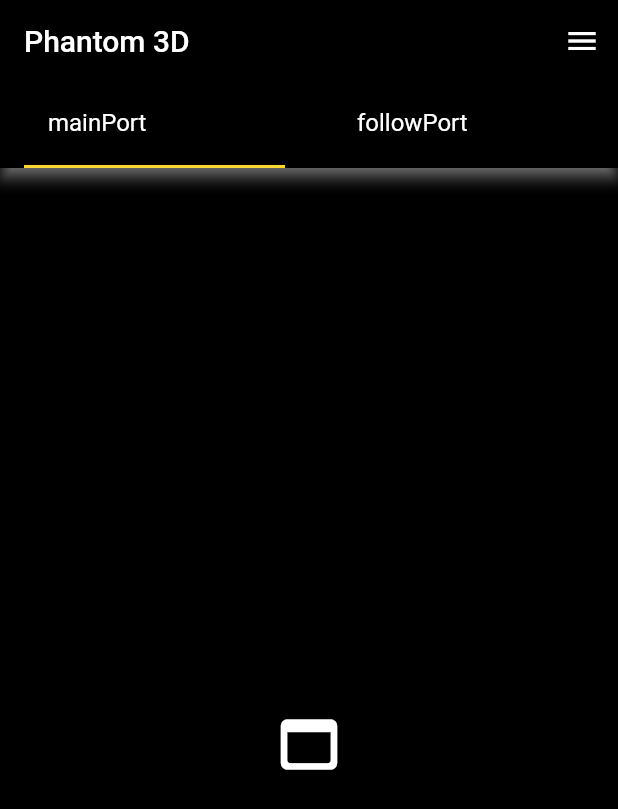
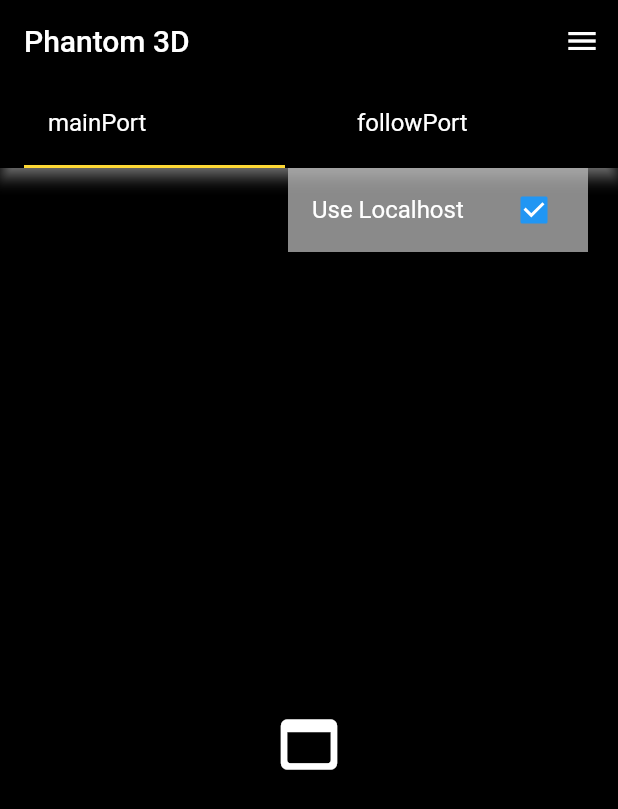
Before and after one commit to vshashi01/phantom3D, a Flutter app: the screen it shows after launch, after a tap on the "web asset" icon, on a phone screen of 412 x 824 dp. Shown: the top 809 px of the screen. Run offline on Flutter 3.47's test engine with Material 2 defaults, Android fonts, the phone set to English and light mode, and no system bars; our stand-ins replace bloc, dio, equatable, file_picker, flutter_bloc; missing offline and left inert: draggable_widget, filepicker_windows, flutter_simple_treeview, flutter_webrtc; network calls fail.

Commit message:
Build with latest master and option to enable localhost

```diff
--- a/lib/bloc/viewport_rendering/viewportrendering_cubit.dart
+++ b/lib/bloc/viewport_rendering/viewportrendering_cubit.dart
@@ -45,10 +45,17 @@
     return _isRenderStreamConnected;
   }
 
-  final connectHost = "ws://localhost:8000/webg3n?h=800&w=1000";
-  Future connect() async {
+  final localHost = "ws://localhost:8000/webg3n?h=800&w=1000";
+  final connectHost = "ws://35.247.177.137:8000/webg3n?h=800&w=1000";
+  Future connect(bool useLocalHost) async {
     try {
-      _renderingSocket = getConnection(connectHost);
+      var host = connectHost;
+
+      if (useLocalHost) {
+        host = localHost;
+      }
+
+      _renderingSocket = getConnection(host);
       _renderingSocket.sink.add(GetUUID().toString());
 
       _renderStreamListener = _renderingSocket.stream.listen((message) {
@@ -252,8 +259,10 @@
       _updateRenderStreamState(false);
     };
 
+    // _peerConnectionSocket =
+    //     getConnection('ws://localhost:8000/rtcwebg3n?uuid=$uuid');
     _peerConnectionSocket =
-        getConnection('ws://localhost:8000/rtcwebg3n?uuid=$uuid');
+        getConnection('ws://35.247.177.137:8000/rtcwebg3n?uuid=$uuid');
     _peerConnectionSocket?.stream?.listen((raw) async {
       Map<String, dynamic> msg = jsonDecode(raw);
 
--- a/lib/widgets/main_viewport_scene_widget.dart
+++ b/lib/widgets/main_viewport_scene_widget.dart
@@ -75,6 +75,7 @@
   double _previousMaxWidth;
   double _previousMaxHeight;
   FocusNode _focusNode;
+  bool _useLocalHost = true;
 
   @override
   void initState() {
@@ -126,6 +127,7 @@
               backgroundColor: Colors.black,
               toolbarOpacity: 1.0,
               actions: [
+                _buildLocalhostCheckbox(),
                 _buildDisconnectButton(),
                 Container(width: 20, height: 20, color: Colors.black)
               ],
@@ -183,7 +185,7 @@
         ),
         iconSize: 50,
         onPressed: () {
-          widget.renderingCubit?.connect();
+          widget.renderingCubit?.connect(_useLocalHost);
         },
       ),
     );
@@ -301,33 +303,29 @@
     });
   }
 
-  // Widget _buildDisconnectButton() {
-  //   return ConditionalBuilder(
-  //     conditionalStream: widget.renderingCubit.connectionStream,
-  //     transformBool: false,
-  //     child: IconButton(
-  //       tooltip: "Disconnect Rendering",
-  //       icon: Icon(Icons.cancel),
-  //       onPressed: () {
-  //         widget.renderingCubit?.disconnect();
-  //       },
-  //     ),
-  //   );
-  // }
+  Widget _buildLocalhostCheckbox() {
+    return BlocBuilder<ViewportRenderingCubit, ViewportRenderingState>(
+        builder: (context, state) {
+      if (state is ViewportRenderingDisconnected) {
+        return Container(
+          width: 200,
+          height: 50,
+          child: CheckboxListTile(
+            tileColor: Colors.white54,
+            checkColor: Colors.white,
+            value: _useLocalHost,
+            onChanged: (value) {
+              _useLocalHost = value;
+              setState(() {});
+            },
+            title: Text('Use Localhost', style: TextStyle(color: Colors.white)),
+          ),
+        );
+      }
 
-  // Widget _buildConnectButton() {
-  //   return ConditionalBuilder(
-  //     conditionalStream: widget.renderingCubit.connectionStream,
-  //     transformBool: true,
-  //     child: IconButton(
-  //       tooltip: "Connect Rendering",
-  //       icon: Icon(Icons.web_asset_rounded),
-  //       onPressed: () {
-  //         widget.renderingCubit?.connect();
-  //       },
-  //     ),
-  //   );
-  // }
+      return Container();
+    });
+  }
 
   Widget _buildUploaderWindow() {
     return BlocBuilder<ViewportRenderingCubit, ViewportRenderingState>(
--- a/pubspec.yaml
+++ b/pubspec.yaml
@@ -31,7 +31,7 @@
   dio: 3.0.10
   draggable_widget: 1.0.1
   flutter_simple_treeview: 2.0.2
-  flutter_webrtc: 0.5.7
+  flutter_webrtc: 0.5.8
   flutter:
     sdk: flutter
 
```
Also changed, not shown: lib/bloc/viewport_rtc_rendering/viewport_rtc_rendering_cubit.dart (+4 -3 lines), lib/config/server_config.dart (added, +7 -0 lines), lib/widgets/follow_viewport_scene_widget.dart (+33 -17 lines), pubspec.lock, 4 other files.
